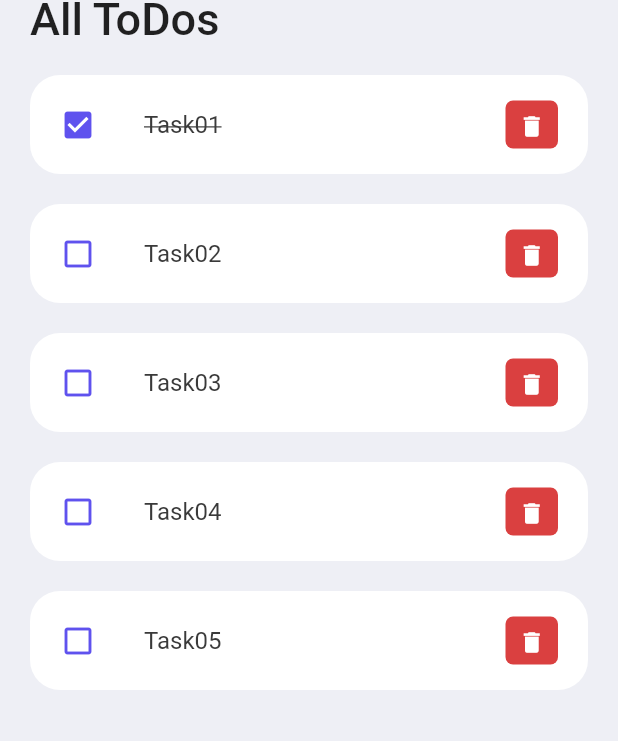
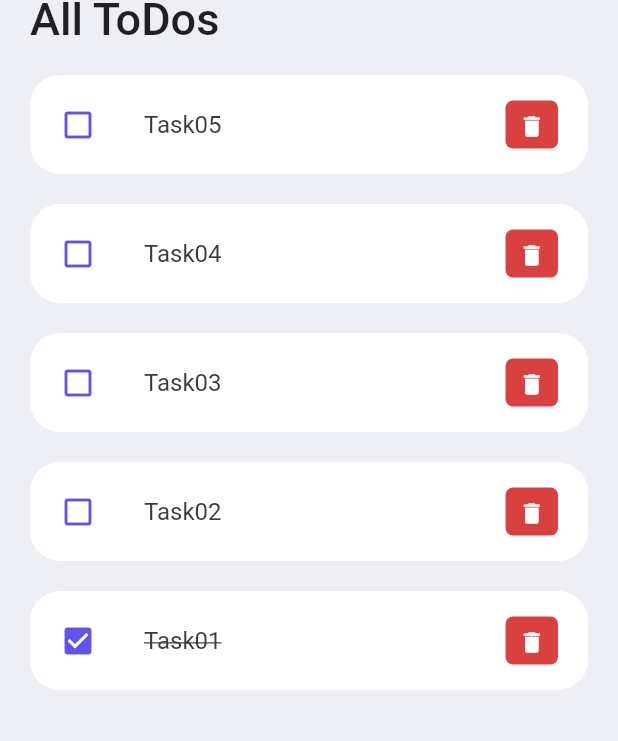
Before and after one commit to sa8a/todo_app, a Flutter app: the screen it shows after launch, on a phone screen of 412 x 824 dp. Shown: the part 261-1002 px from the top of the screen. Run offline on Flutter 3.47's test engine with Material 2 defaults, Android fonts, the phone set to English and light mode, and no system bars.

```diff
--- a/lib/screens/home.dart
+++ b/lib/screens/home.dart
@@ -12,9 +12,15 @@ class Home extends StatefulWidget {
 
 class _HomeState extends State<Home> {
   final todoList = ToDo.todoList();
+  List<ToDo> _foundToDo = [];
   final _todoController = TextEditingController();
 
   @override
+  void initState() {
+    _foundToDo = todoList;
+    super.initState();
+  }
+
   Widget build(BuildContext context) {
     return Scaffold(
       backgroundColor: tdBGColor,
@@ -45,7 +51,7 @@ class _HomeState extends State<Home> {
                           ),
                         ),
                       ),
-                      for (ToDo todo in todoList)
+                      for (ToDo todo in _foundToDo.reversed)
                         ToDoItem(
                           todo: todo,
                           onToDoChanged: _handleToDoChange,
@@ -147,6 +153,23 @@ class _HomeState extends State<Home> {
     _todoController.clear();
   }
 
+  void _runFilter(String enteredKeyword) {
+    List<ToDo> results = [];
+    if (enteredKeyword.isEmpty) {
+      results = todoList;
+    } else {
+      results = todoList
+          .where((item) => item.todoText!
+              .toLowerCase()
+              .contains(enteredKeyword.toLowerCase()))
+          .toList();
+    }
+
+    setState(() {
+      _foundToDo = results;
+    });
+  }
+
   Widget searchBox() {
     return Container(
       padding: const EdgeInsets.symmetric(horizontal: 15),
@@ -154,8 +177,9 @@ class _HomeState extends State<Home> {
         color: Colors.white,
         borderRadius: BorderRadius.circular(20),
       ),
-      child: const TextField(
-        decoration: InputDecoration(
+      child: TextField(
+        onChanged: (value) => _runFilter(value),
+        decoration: const InputDecoration(
           contentPadding: EdgeInsets.all(0),
           prefixIcon: Icon(
             Icons.search,
```
